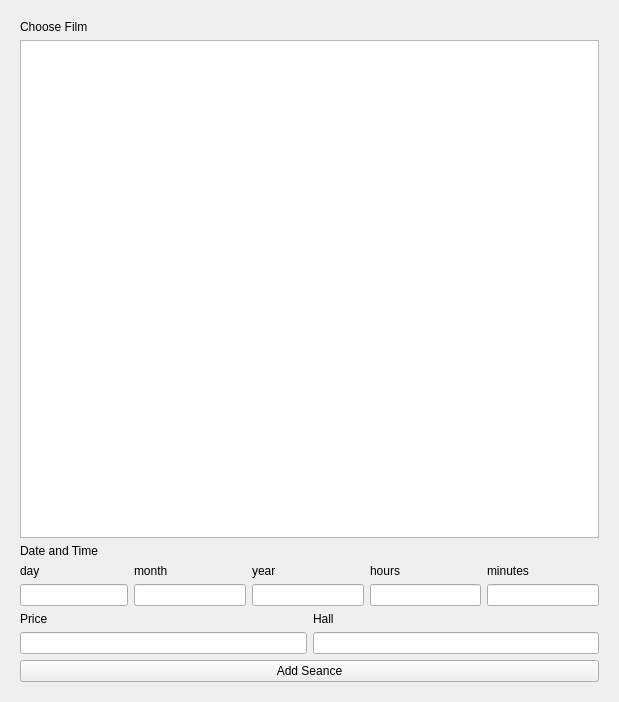
The window that cinema/seancesadmin.ui (M1k3FaLc0n/PP_po_PM02) describes before a commit, drawn with Qt 5.
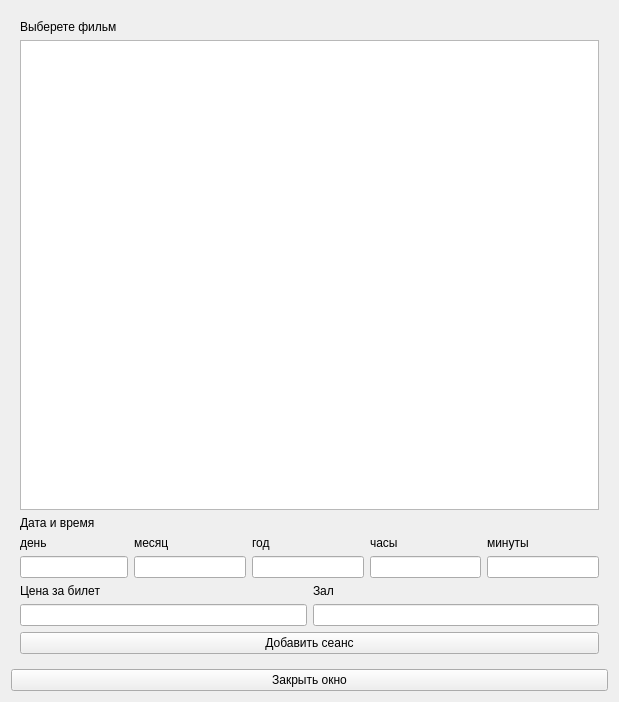
The same window after the commit. The open tabs and pages were chosen to show the change.

```diff
--- a/cinema/seancesadmin.ui
+++ b/cinema/seancesadmin.ui
@@ -40,7 +40,7 @@
          <item>
           <widget class="QLabel" name="labelFilm">
            <property name="text">
-            <string>Choose Film</string>
+            <string>Выберете фильм</string>
            </property>
           </widget>
          </item>
@@ -50,7 +50,7 @@
          <item>
           <widget class="QLabel" name="labelDateTime">
            <property name="text">
-            <string>Date and Time</string>
+            <string>Дата и время</string>
            </property>
           </widget>
          </item>
@@ -65,7 +65,7 @@
            <item row="0" column="0">
             <widget class="QLabel" name="labelDay">
              <property name="text">
-              <string>day</string>
+              <string>день</string>
              </property>
             </widget>
            </item>
@@ -81,28 +81,28 @@
            <item row="0" column="1">
             <widget class="QLabel" name="labelMonth">
              <property name="text">
-              <string>month</string>
+              <string>месяц</string>
              </property>
             </widget>
            </item>
            <item row="0" column="2">
             <widget class="QLabel" name="labelYear">
              <property name="text">
-              <string>year</string>
+              <string>год</string>
              </property>
             </widget>
            </item>
            <item row="0" column="3">
             <widget class="QLabel" name="labelHours">
              <property name="text">
-              <string>hours</string>
+              <string>часы</string>
              </property>
             </widget>
            </item>
            <item row="0" column="4">
             <widget class="QLabel" name="labelMinutes">
              <property name="text">
-              <string>minutes</string>
+              <string>минуты</string>
              </property>
             </widget>
            </item>
@@ -113,7 +113,7 @@
            <item row="0" column="0">
             <widget class="QLabel" name="labelPrice">
              <property name="text">
-              <string>Price</string>
+              <string>Цена за билет</string>
              </property>
             </widget>
            </item>
@@ -123,7 +123,7 @@
            <item row="0" column="1">
             <widget class="QLabel" name="labelHall">
              <property name="text">
-              <string>Hall</string>
+              <string>Зал</string>
              </property>
             </widget>
            </item>
@@ -135,7 +135,7 @@
          <item>
           <widget class="QPushButton" name="pushButtonAddSeance">
            <property name="text">
-            <string>Add Seance</string>
+            <string>Добавить сеанс</string>
            </property>
           </widget>
          </item>
@@ -159,6 +159,13 @@
      </widget>
     </widget>
    </item>
+   <item>
+    <widget class="QPushButton" name="pushButton">
+     <property name="text">
+      <string>Закрыть окно</string>
+     </property>
+    </widget>
+   </item>
   </layout>
  </widget>
  <resources/>
```
Left out of the diff: 6 changed lines with no effect on the pictures.
